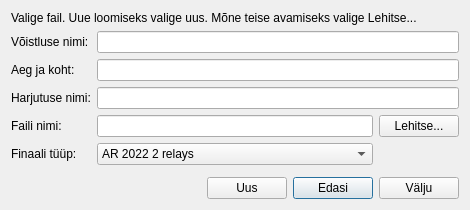
Before: the Qt Designer form protofinaal/protofinaal/initialdialog.ui in ymeramees/protokollitaja, drawn with Qt 5.
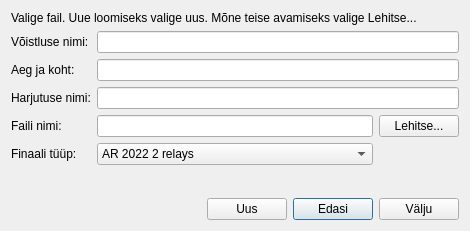
After: the same form once the commit is applied.

```diff
--- a/protofinaal/protofinaal/initialdialog.ui
+++ b/protofinaal/protofinaal/initialdialog.ui
@@ -7,7 +7,7 @@
     <x>0</x>
     <y>0</y>
     <width>470</width>
-    <height>210</height>
+    <height>231</height>
    </rect>
   </property>
   <property name="windowTitle">
```
Left out of the diff: 3 changed lines with no effect on the pictures.
